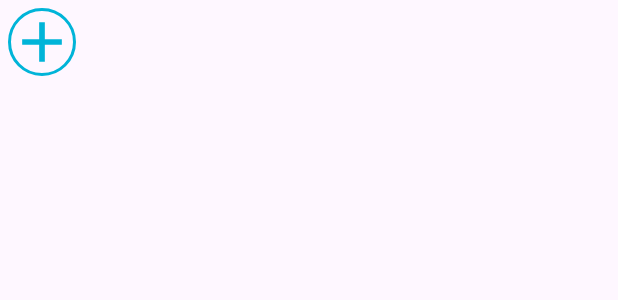
After one commit to milanjokic11/TickTock, an Android app: the layout item_card_selected_member.xml on its own in the app's theme, with its tools: preview values and no code run, on a phone screen of 412 x 824 dp. The commit adds this screen. Shown: the top 300 px of the screen. Run offline under Robolectric (Android 15) with nearby library versions, the phone set to English and light mode, and no system bars.

Commit message:
preparing and displaying card members dialog

```diff
--- a/app/src/main/java/eu/tutorials/ticktock/models/User.kt
+++ b/app/src/main/java/eu/tutorials/ticktock/models/User.kt
@@ -9,7 +9,8 @@ data class User (
     val email: String = "",
     val image: String = "",
     val mobile: Long = 0,
-    val fcmToken: String = ""
+    val fcmToken: String = "",
+    var selected: Boolean = false
 ): Parcelable {
     constructor(parcel: Parcel) : this(
         parcel.readString()!!,
--- a/app/src/main/java/eu/tutorials/ticktock/utils/Constants.kt
+++ b/app/src/main/java/eu/tutorials/ticktock/utils/Constants.kt
@@ -24,6 +24,8 @@ object Constants {
     const val TASK_LIST_ITEM_POS: String = "task_list_item_pos"
     const val CARD_LIST_ITEM_POS: String = "card_list_item_pos"
     const val BOARD_MEMBERS_LIST: String = "board_members_list"
+    const val SELECT: String = "Select"
+    const val UN_SELECT: String = "UnSelect"
 
     fun showImageChooser(activity: Activity) {
         var galleryIntent = Intent(Intent.ACTION_PICK, MediaStore.Images.Media.EXTERNAL_CONTENT_URI)
--- /dev/null
+++ b/app/src/main/res/drawable/ic_add_member.xml
@@ -0,0 +1,5 @@
+<vector android:height="24dp" android:tint="#00B4D8"
+    android:viewportHeight="24" android:viewportWidth="24"
+    android:width="24dp" xmlns:android="http://schemas.android.com/apk/res/android">
+    <path android:fillColor="@android:color/white" android:pathData="M19,13h-6v6h-2v-6H5v-2h6V5h2v6h6v2z"/>
+</vector>
--- /dev/null
+++ b/app/src/main/res/drawable/ic_vector_color_accent_done_24dp.xml
@@ -0,0 +1,5 @@
+<vector android:height="24dp" android:tint="#00B4D8"
+    android:viewportHeight="24" android:viewportWidth="24"
+    android:width="24dp" xmlns:android="http://schemas.android.com/apk/res/android">
+    <path android:fillColor="@android:color/white" android:pathData="M9,16.17L4.83,12l-1.42,1.41L9,19 21,7l-1.41,-1.41z"/>
+</vector>
--- /dev/null
+++ b/app/src/main/res/layout/item_card_selected_member.xml
@@ -0,0 +1,32 @@
+<?xml version="1.0" encoding="utf-8"?>
+<LinearLayout xmlns:android="http://schemas.android.com/apk/res/android"
+    xmlns:app="http://schemas.android.com/apk/res-auto"
+    xmlns:tools="http://schemas.android.com/tools"
+    android:layout_width="wrap_content"
+    android:layout_height="wrap_content"
+    android:gravity="center"
+    android:orientation="horizontal"
+    android:padding="5dp">
+
+    <de.hdodenhof.circleimageview.CircleImageView
+        android:id="@+id/iv_selected_member_image"
+        android:layout_width="@dimen/item_selected_member_image_size"
+        android:layout_height="@dimen/item_selected_member_image_size"
+        android:contentDescription="@string/image_contentDescription"
+        android:src="@drawable/ic_user_place_holder"
+        android:visibility="visible"
+        app:civ_border_color="@color/primaryTextColor"
+        app:civ_border_width="@dimen/item_member_image_circular_width_size"
+        tools:visibility="gone" />
+
+    <de.hdodenhof.circleimageview.CircleImageView
+        android:id="@+id/iv_add_member"
+        android:layout_width="@dimen/item_selected_member_image_size"
+        android:layout_height="@dimen/item_selected_member_image_size"
+        android:contentDescription="@string/image_contentDescription"
+        android:src="@drawable/ic_add_member"
+        android:visibility="visible"
+        app:civ_border_color="@color/colorAccent"
+        app:civ_border_width="2dp"
+        tools:visibility="visible" />
+</LinearLayout>
--- a/app/src/main/res/values/dimens.xml
+++ b/app/src/main/res/values/dimens.xml
@@ -138,4 +138,6 @@
     <dimen name="dialog_list_title_text_size">18sp</dimen>
     <dimen name="dialog_list_divider_height">1dp</dimen>
     <dimen name="dialog_list_marginTopBottom">3dp</dimen>
+    <!-- add member -->
+    <dimen name="item_selected_member_image_size">45dp</dimen>
 </resources>
--- a/app/src/main/res/values/strings.xml
+++ b/app/src/main/res/values/strings.xml
@@ -43,4 +43,5 @@
     <string name="yes">Yes</string>
     <string name="no">No</string>
     <string name="str_select_label_color">Select Label Color</string>
+    <string name="str_select_member">Select Member</string>
 </resources>
```
Also changed, not shown: app/src/main/java/eu/tutorials/ticktock/activities/CardDetailsActivity.kt (+33 -0 lines), app/src/main/java/eu/tutorials/ticktock/adapters/MemberListItemsAdapter.kt (+28 -0 lines), app/src/main/java/eu/tutorials/ticktock/dialogs/MembersListDialog.kt (added, +51 -0 lines), app/src/main/res/layout/activity_card_details.xml (+8 -0 lines), app/src/main/res/layout/item_member.xml (+12 -0 lines).
